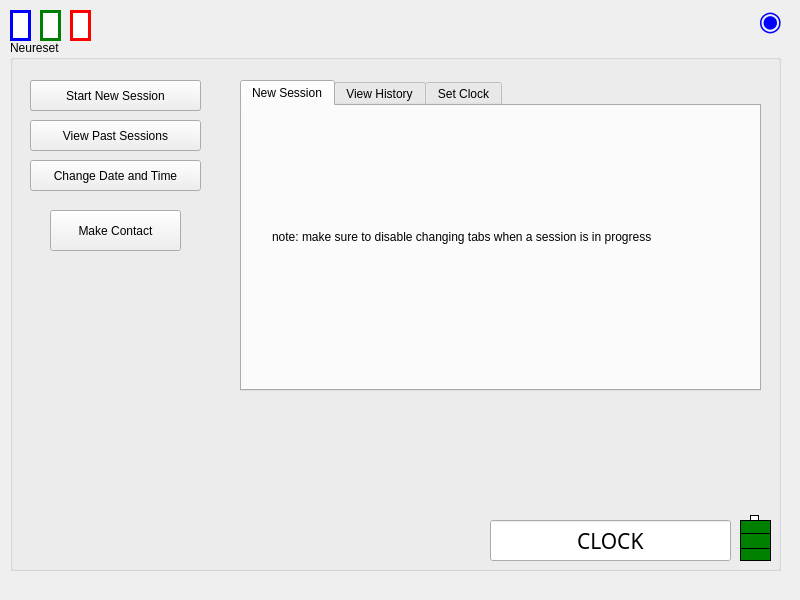
The window that mainwindow.ui (voidranjer/comp3004-final) describes before a commit, drawn with Qt 5.
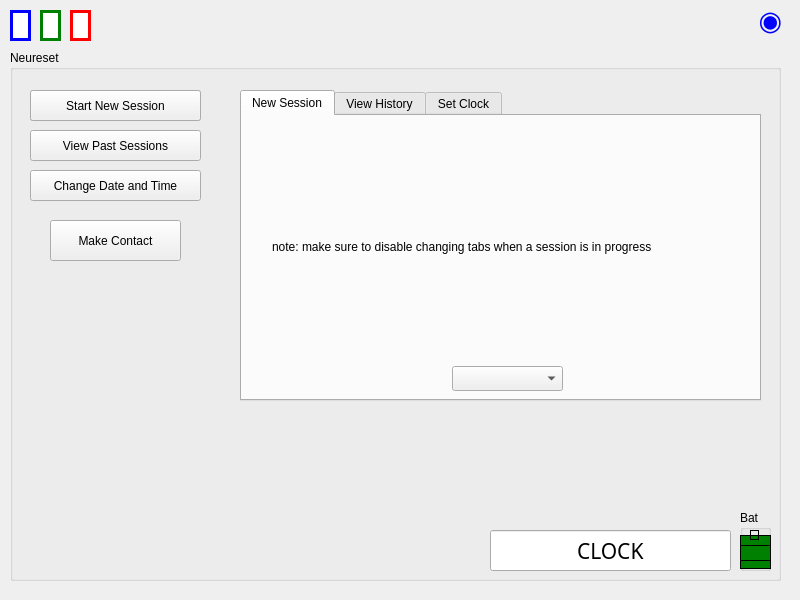
The same window after the commit. The open tabs and pages were chosen to show the change. Custom widgets are drawn as their Qt base class.

The edit to the form file:
```diff
--- a/mainwindow.ui
+++ b/mainwindow.ui
@@ -11,7 +11,7 @@
    </rect>
   </property>
   <property name="windowTitle">
-   <string>Neureset Device</string>
+   <string>MainWindow</string>
   </property>
   <property name="styleSheet">
    <string notr="true"/>
@@ -107,7 +107,7 @@
     <property name="geometry">
      <rect>
       <x>10</x>
-      <y>40</y>
+      <y>50</y>
       <width>771</width>
       <height>531</height>
      </rect>
@@ -215,7 +215,7 @@
       </rect>
      </property>
      <property name="currentIndex">
-      <number>2</number>
+      <number>0</number>
      </property>
      <widget class="QWidget" name="tab">
       <attribute name="title">
@@ -234,6 +234,26 @@
         <string>note: make sure to disable changing tabs when a session is in progress</string>
        </property>
       </widget>
+      <widget class="QCustomPlot" name="customPlot" native="true">
+       <property name="geometry">
+        <rect>
+         <x>0</x>
+         <y>0</y>
+         <width>521</width>
+         <height>281</height>
+        </rect>
+       </property>
+       <widget class="QComboBox" name="comboBox">
+        <property name="geometry">
+         <rect>
+          <x>210</x>
+          <y>250</y>
+          <width>111</width>
+          <height>25</height>
+         </rect>
+        </property>
+       </widget>
+      </widget>
      </widget>
      <widget class="QWidget" name="tab_2">
       <attribute name="title">
@@ -244,10 +264,22 @@
       <attribute name="title">
        <string>Set Clock</string>
       </attribute>
+      <widget class="QGroupBox" name="clockSettings">
+       <property name="geometry">
+        <rect>
+         <x>130</x>
+         <y>20</y>
+         <width>281</width>
+         <height>221</height>
+        </rect>
+       </property>
+       <property name="title">
+        <string>Clock Settings</string>
+       </property>
       <widget class="QDateTimeEdit" name="dateTimeEdit">
        <property name="geometry">
         <rect>
-         <x>160</x>
+          <x>40</x>
          <y>40</y>
          <width>191</width>
          <height>31</height>
@@ -257,8 +289,8 @@
       <widget class="QPushButton" name="set_time">
        <property name="geometry">
         <rect>
-         <x>210</x>
-         <y>130</y>
+          <x>80</x>
+          <y>150</y>
          <width>121</width>
          <height>51</height>
         </rect>
@@ -270,14 +302,46 @@
      </widget>
     </widget>
    </widget>
+    <widget class="QGroupBox" name="groupBox_2">
+     <property name="geometry">
+      <rect>
+       <x>730</x>
+       <y>460</y>
+       <width>31</width>
+       <height>61</height>
+      </rect>
+     </property>
+     <property name="title">
+      <string>Bat</string>
+     </property>
    <widget class="QLabel" name="battery3">
     <property name="enabled">
      <bool>true</bool>
     </property>
     <property name="geometry">
      <rect>
-      <x>740</x>
-      <y>545</y>
+        <x>0</x>
+        <y>45</y>
+        <width>31</width>
+        <height>14</height>
+       </rect>
+      </property>
+      <property name="styleSheet">
+       <string notr="true">background-color : green;
+border: 1px solid black;</string>
+      </property>
+      <property name="text">
+       <string/>
+      </property>
+     </widget>
+     <widget class="QLabel" name="battery1">
+      <property name="enabled">
+       <bool>true</bool>
+      </property>
+      <property name="geometry">
+       <rect>
+        <x>0</x>
+        <y>25</y>
       <width>31</width>
       <height>16</height>
      </rect>
@@ -296,34 +360,14 @@
     </property>
     <property name="geometry">
      <rect>
-      <x>750</x>
-      <y>515</y>
+        <x>10</x>
+        <y>20</y>
       <width>9</width>
       <height>10</height>
      </rect>
     </property>
     <property name="styleSheet">
-     <string notr="true">background-color: white; border: 1px solid black;</string>
-    </property>
-    <property name="text">
-     <string/>
-    </property>
-   </widget>
-   <widget class="QLabel" name="battery1">
-    <property name="enabled">
-     <bool>true</bool>
-    </property>
-    <property name="geometry">
-     <rect>
-      <x>740</x>
-      <y>520</y>
-      <width>31</width>
-      <height>14</height>
-     </rect>
-    </property>
-    <property name="styleSheet">
-     <string notr="true">background-color : green;
-border: 1px solid black;</string>
+       <string notr="true">border: 1px solid black;</string>
     </property>
     <property name="text">
      <string/>
@@ -335,8 +379,8 @@
     </property>
     <property name="geometry">
      <rect>
-      <x>740</x>
-      <y>533</y>
+        <x>0</x>
+        <y>35</y>
       <width>31</width>
       <height>16</height>
      </rect>
@@ -351,6 +395,16 @@
    </widget>
   </widget>
  </widget>
+  </widget>
+ </widget>
+ <customwidgets>
+  <customwidget>
+   <class>QCustomPlot</class>
+   <extends>QWidget</extends>
+   <header>qcustomplot.h</header>
+   <container>1</container>
+  </customwidget>
+ </customwidgets>
  <resources/>
  <connections/>
 </ui>
```
Lines whose indentation alone changed are shown as unchanged.
